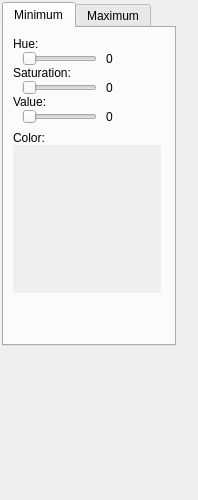
The window that GradientColorDialog.ui (Airels/ihm-tabs) describes before a commit, drawn with Qt 5.
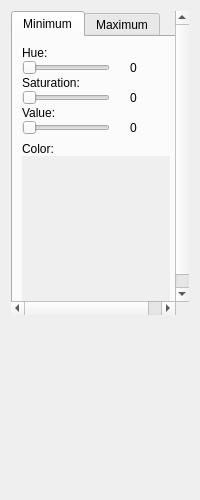
The same window after the commit.

The edit to the form file:
```diff
--- a/GradientColorDialog.ui
+++ b/GradientColorDialog.ui
@@ -6,12 +6,12 @@
    <rect>
     <x>0</x>
     <y>0</y>
-    <width>198</width>
+    <width>200</width>
     <height>500</height>
    </rect>
   </property>
   <property name="sizePolicy">
-   <sizepolicy hsizetype="Expanding" vsizetype="Expanding">
+   <sizepolicy hsizetype="Preferred" vsizetype="Preferred">
     <horstretch>0</horstretch>
     <verstretch>0</verstretch>
    </sizepolicy>
@@ -38,62 +38,85 @@
    <bool>false</bool>
   </property>
   <layout class="QVBoxLayout" name="verticalLayout">
+   <item>
+    <widget class="QScrollArea" name="scrollArea">
+     <property name="frameShape">
+      <enum>QFrame::NoFrame</enum>
+     </property>
+     <property name="frameShadow">
+      <enum>QFrame::Plain</enum>
+     </property>
+     <property name="lineWidth">
+      <number>0</number>
+     </property>
+     <property name="widgetResizable">
+      <bool>true</bool>
+     </property>
+     <widget class="QWidget" name="scrollAreaWidgetContents">
+      <property name="geometry">
+       <rect>
+        <x>0</x>
+        <y>0</y>
+        <width>195</width>
+        <height>377</height>
+       </rect>
+      </property>
+      <layout class="QVBoxLayout" name="verticalLayout_3">
+       <property name="spacing">
+        <number>0</number>
+       </property>
    <property name="leftMargin">
-    <number>2</number>
+        <number>0</number>
    </property>
    <property name="topMargin">
-    <number>2</number>
+        <number>0</number>
    </property>
    <property name="rightMargin">
-    <number>2</number>
+        <number>0</number>
    </property>
    <property name="bottomMargin">
-    <number>2</number>
+        <number>0</number>
    </property>
    <item>
+        <layout class="QGridLayout" name="gridLayout_7">
+         <property name="rightMargin">
+          <number>0</number>
+         </property>
+         <property name="horizontalSpacing">
+          <number>0</number>
+         </property>
+         <property name="verticalSpacing">
+          <number>10</number>
+         </property>
+         <item row="1" column="0">
     <widget class="QTabWidget" name="tabWidget">
+           <property name="enabled">
+            <bool>true</bool>
+           </property>
      <property name="sizePolicy">
       <sizepolicy hsizetype="MinimumExpanding" vsizetype="Expanding">
        <horstretch>0</horstretch>
        <verstretch>0</verstretch>
       </sizepolicy>
      </property>
-     <property name="minimumSize">
-      <size>
-       <width>174</width>
-       <height>0</height>
-      </size>
-     </property>
-     <property name="maximumSize">
-      <size>
-       <width>174</width>
-       <height>16777215</height>
-      </size>
-     </property>
      <property name="currentIndex">
       <number>0</number>
      </property>
      <widget class="QWidget" name="tab">
-      <property name="sizePolicy">
-       <sizepolicy hsizetype="Minimum" vsizetype="Minimum">
-        <horstretch>0</horstretch>
-        <verstretch>0</verstretch>
-       </sizepolicy>
-      </property>
       <attribute name="title">
        <string>Minimum</string>
       </attribute>
-      <layout class="QHBoxLayout" name="horizontalLayout">
+            <layout class="QVBoxLayout" name="verticalLayout_5">
        <item>
-        <layout class="QGridLayout" name="gridLayout_5">
+              <layout class="QGridLayout" name="gridLayout_9">
          <property name="rightMargin">
           <number>10</number>
          </property>
          <property name="spacing">
           <number>0</number>
          </property>
-         <item row="5" column="0">
-          <widget class="QLabel" name="label_10">
+               <item row="0" column="0">
+                <widget class="QLabel" name="label_16">
            <property name="sizePolicy">
             <sizepolicy hsizetype="Preferred" vsizetype="Fixed">
              <horstretch>0</horstretch>
@@ -101,93 +124,14 @@
             </sizepolicy>
            </property>
            <property name="text">
-            <string>Value:</string>
+                  <string>Hue:</string>
            </property>
           </widget>
          </item>
-         <item row="8" column="0">
-          <widget class="QFrame" name="_colorFrame_min">
-           <property name="sizePolicy">
-            <sizepolicy hsizetype="Expanding" vsizetype="Expanding">
-             <horstretch>0</horstretch>
-             <verstretch>0</verstretch>
-            </sizepolicy>
-           </property>
-           <property name="minimumSize">
-            <size>
-             <width>148</width>
-             <height>148</height>
-            </size>
-           </property>
-           <property name="maximumSize">
-            <size>
-             <width>148</width>
-             <height>148</height>
-            </size>
-           </property>
-           <property name="autoFillBackground">
-            <bool>true</bool>
-           </property>
-           <property name="frameShape">
-            <enum>QFrame::NoFrame</enum>
-           </property>
-           <property name="frameShadow">
-            <enum>QFrame::Plain</enum>
-           </property>
-          </widget>
-         </item>
-         <item row="1" column="0">
-          <layout class="QHBoxLayout" name="horizontalLayout_10">
+               <item row="3" column="0">
+                <layout class="QHBoxLayout" name="horizontalLayout_16">
            <property name="spacing">
-            <number>0</number>
-           </property>
-           <item>
-            <widget class="QSlider" name="_hueSlider_min">
-             <property name="sizePolicy">
-              <sizepolicy hsizetype="Minimum" vsizetype="Fixed">
-               <horstretch>0</horstretch>
-               <verstretch>0</verstretch>
-              </sizepolicy>
-             </property>
-             <property name="maximumSize">
-              <size>
-               <width>75</width>
-               <height>16777215</height>
-              </size>
-             </property>
-             <property name="maximum">
-              <number>360</number>
-             </property>
-             <property name="orientation">
-              <enum>Qt::Horizontal</enum>
-             </property>
-            </widget>
-           </item>
-           <item>
-            <widget class="QLabel" name="_hueValue_min">
-             <property name="sizePolicy">
-              <sizepolicy hsizetype="Minimum" vsizetype="Minimum">
-               <horstretch>0</horstretch>
-               <verstretch>0</verstretch>
-              </sizepolicy>
-             </property>
-             <property name="maximumSize">
-              <size>
-               <width>40</width>
-               <height>16777215</height>
-              </size>
-             </property>
-             <property name="text">
-              <string>0</string>
-             </property>
-            </widget>
-           </item>
-          </layout>
-         </item>
-         <item row="4" column="0">
-          <layout class="QHBoxLayout" name="horizontalLayout_11">
-           <property name="spacing">
-            <number>0</number>
+                  <number>20</number>
            </property>
            <item>
             <widget class="QSlider" name="_saturationSlider_min">
@@ -199,7 +143,7 @@
              </property>
              <property name="maximumSize">
               <size>
-               <width>75</width>
+                     <width>16777215</width>
                <height>16777215</height>
               </size>
              </property>
@@ -232,8 +176,21 @@
            </item>
           </layout>
          </item>
-         <item row="3" column="0">
-          <widget class="QLabel" name="label_12">
+               <item row="5" column="0">
+                <widget class="QLabel" name="label_17">
+                 <property name="sizePolicy">
+                  <sizepolicy hsizetype="Preferred" vsizetype="Fixed">
+                   <horstretch>0</horstretch>
+                   <verstretch>0</verstretch>
+                  </sizepolicy>
+                 </property>
+                 <property name="text">
+                  <string>Value:</string>
+                 </property>
+                </widget>
+               </item>
+               <item row="2" column="0">
+                <widget class="QLabel" name="label_19">
            <property name="sizePolicy">
             <sizepolicy hsizetype="Preferred" vsizetype="Fixed">
              <horstretch>0</horstretch>
@@ -245,8 +202,56 @@
            </property>
           </widget>
          </item>
-         <item row="0" column="0">
-          <widget class="QLabel" name="label_11">
+               <item row="1" column="0">
+                <layout class="QHBoxLayout" name="horizontalLayout_17">
+                 <property name="spacing">
+                  <number>20</number>
+                 </property>
+                 <item>
+                  <widget class="QSlider" name="_hueSlider_min">
+                   <property name="sizePolicy">
+                    <sizepolicy hsizetype="Minimum" vsizetype="Fixed">
+                     <horstretch>0</horstretch>
+                     <verstretch>0</verstretch>
+                    </sizepolicy>
+                   </property>
+                   <property name="maximumSize">
+                    <size>
+                     <width>16777215</width>
+                     <height>16777215</height>
+                    </size>
+                   </property>
+                   <property name="maximum">
+                    <number>360</number>
+                   </property>
+                   <property name="orientation">
+                    <enum>Qt::Horizontal</enum>
+                   </property>
+                  </widget>
+                 </item>
+                 <item>
+                  <widget class="QLabel" name="_hueValue_min">
+                   <property name="sizePolicy">
+                    <sizepolicy hsizetype="Minimum" vsizetype="Minimum">
+                     <horstretch>0</horstretch>
+                     <verstretch>0</verstretch>
+                    </sizepolicy>
+                   </property>
+                   <property name="maximumSize">
+                    <size>
+                     <width>40</width>
+                     <height>16777215</height>
+                    </size>
+                   </property>
+                   <property name="text">
+                    <string>0</string>
+                   </property>
+                  </widget>
+                 </item>
+                </layout>
+               </item>
+               <item row="8" column="0">
+                <widget class="QLabel" name="label_2">
            <property name="sizePolicy">
             <sizepolicy hsizetype="Preferred" vsizetype="Fixed">
              <horstretch>0</horstretch>
@@ -254,14 +259,14 @@
             </sizepolicy>
            </property>
            <property name="text">
-            <string>Hue:</string>
+                  <string>Color:</string>
            </property>
           </widget>
          </item>
-         <item row="6" column="0">
-          <layout class="QHBoxLayout" name="horizontalLayout_12">
+               <item row="7" column="0">
+                <layout class="QHBoxLayout" name="horizontalLayout_18">
            <property name="spacing">
-            <number>0</number>
+                  <number>20</number>
            </property>
            <property name="bottomMargin">
             <number>7</number>
@@ -276,7 +281,7 @@
              </property>
              <property name="maximumSize">
               <size>
-               <width>75</width>
+                     <width>16777215</width>
                <height>16777215</height>
               </size>
              </property>
@@ -309,31 +314,36 @@
            </item>
           </layout>
          </item>
-         <item row="7" column="0">
-          <widget class="QLabel" name="label_3">
+               <item row="9" column="0">
+                <widget class="QFrame" name="_colorFrame_min">
            <property name="sizePolicy">
-            <sizepolicy hsizetype="Preferred" vsizetype="Fixed">
+                  <sizepolicy hsizetype="Expanding" vsizetype="Expanding">
              <horstretch>0</horstretch>
              <verstretch>0</verstretch>
             </sizepolicy>
            </property>
-           <property name="text">
-            <string>Color:</string>
-           </property>
-          </widget>
-         </item>
-         <item row="9" column="0">
-          <spacer name="verticalSpacer">
-           <property name="orientation">
-            <enum>Qt::Vertical</enum>
-           </property>
-           <property name="sizeHint" stdset="0">
+                 <property name="minimumSize">
+                  <size>
+                   <width>148</width>
+                   <height>148</height>
+                  </size>
+                 </property>
+                 <property name="maximumSize">
             <size>
-             <width>20</width>
-             <height>40</height>
-            </size>
-           </property>
-          </spacer>
+                   <width>16777215</width>
+                   <height>148</height>
+                  </size>
+                 </property>
+                 <property name="autoFillBackground">
+                  <bool>true</bool>
+                 </property>
+                 <property name="frameShape">
+                  <enum>QFrame::NoFrame</enum>
+                 </property>
+                 <property name="frameShadow">
+                  <enum>QFrame::Plain</enum>
+                 </property>
+                </widget>
          </item>
         </layout>
        </item>
@@ -451,8 +461,8 @@
            </item>
           </layout>
          </item>
-         <item row="7" column="0">
-          <widget class="QLabel" name="label_2">
+               <item row="5" column="0">
+                <widget class="QLabel" name="label_24">
            <property name="sizePolicy">
             <sizepolicy hsizetype="Preferred" vsizetype="Fixed">
              <horstretch>0</horstretch>
@@ -582,18 +592,18 @@
            </property>
           </widget>
          </item>
-         <item row="9" column="0">
-          <spacer name="verticalSpacer_3">
-           <property name="orientation">
-            <enum>Qt::Vertical</enum>
+              </layout>
+             </item>
+            </layout>
+           </widget>
+          </widget>
+         </item>
+         <item row="0" column="0">
+          <layout class="QHBoxLayout" name="horizontalLayout">
+           <property name="spacing">
+            <number>0</number>
            </property>
-           <property name="sizeHint" stdset="0">
-            <size>
-             <width>20</width>
-             <height>40</height>
-            </size>
-           </property>
-          </spacer>
+          </layout>
          </item>
         </layout>
        </item>
```
Left out of the diff: 212 changed lines with no effect on the pictures. Lines whose indentation alone changed are shown as unchanged.
